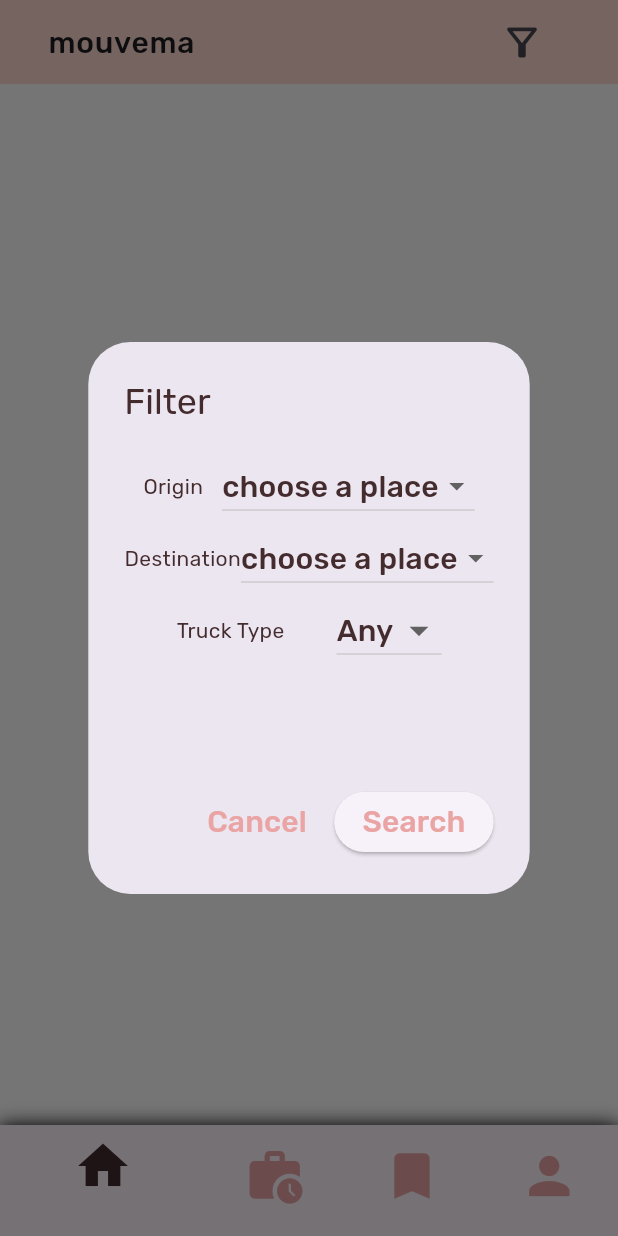
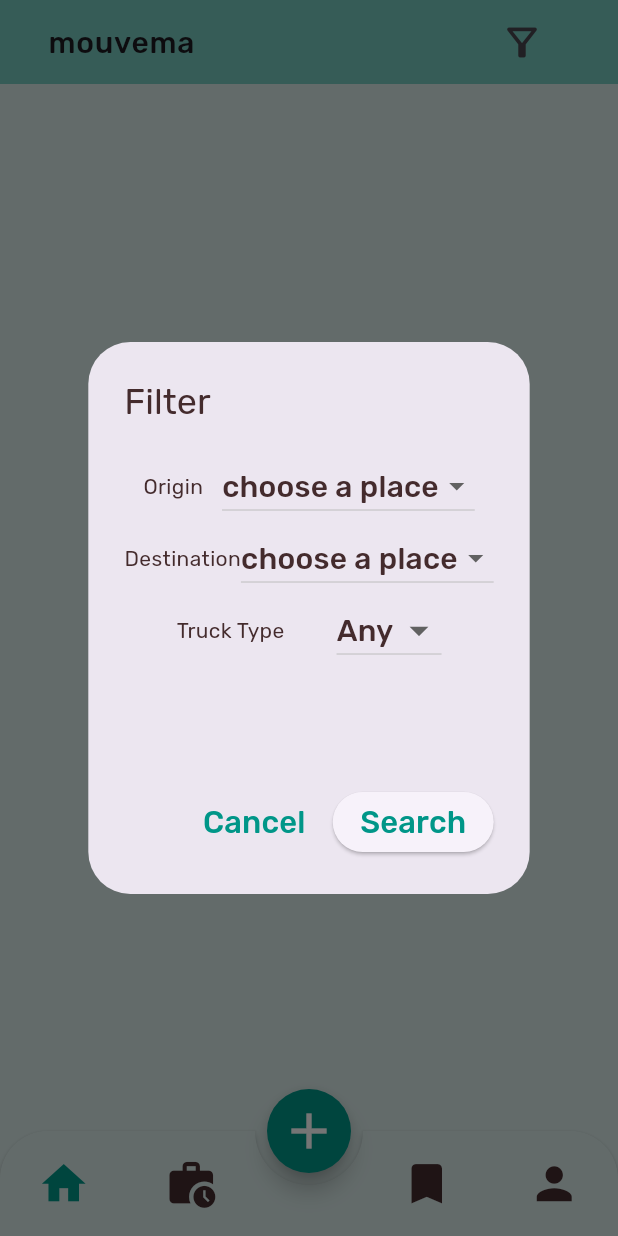
Before and after one commit to Zouuabi/nuitdInfo, a Flutter app: the screen it shows after launch, after a tap on the "filter alt" icon, on a phone screen of 412 x 824 dp. Run offline on Flutter 3.47's test engine with Material 2 defaults, Android fonts, the phone set to English and light mode, and no system bars; drawn by our look-alikes of animated_bottom_navigation_bar; our stand-ins replace cloud_firestore, dartz, device_preview, dot_navigation_bar, equatable, firebase_auth and 10 more; accounts and stored records are empty.

Commit message:
famech moyou3a

```diff
--- a/lib/main.dart
+++ b/lib/main.dart
@@ -3,6 +3,7 @@ import 'package:firebase_core/firebase_core.dart';
 import 'src/data/data_source/remote_data_source/firebase_options.dart';
 import 'src/app.dart';
 import 'src/injector.dart';
+// import 'package:device_preview/device_preview.dart';
 
 void main() async {
   await globalInstances();
--- a/lib/src/app.dart
+++ b/lib/src/app.dart
@@ -1,5 +1,7 @@
+import 'package:device_preview/device_preview.dart';
 import 'package:doft/src/config/themes/themes.dart';
 import 'package:doft/src/presentation/login/pages/login_screen.dart';
+import 'package:doft/src/presentation/main/home/pages/home_screen.dart';
 import 'package:doft/src/presentation/main/main_screen.dart';
 import 'package:doft/src/presentation/register/pages/register_screen.dart';
 import 'package:firebase_auth/firebase_auth.dart';
@@ -14,8 +16,10 @@ class MyApp extends StatelessWidget {
   @override
   Widget build(BuildContext context) {
     return MaterialApp(
+      // locale: DevicePreview.locale(context),
+      // builder: DevicePreview.appBuilder,
       debugShowCheckedModeBanner: false,
-      theme: buildTheme(),
+      theme: buildTheme(context),
       // theme: ThemeData.light().copyWith(
       //     textTheme: TextTheme().copyWith(),
       //     colorScheme: const ColorScheme(
--- a/lib/src/config/themes/themes.dart
+++ b/lib/src/config/themes/themes.dart
@@ -1,37 +1,40 @@
 import 'package:doft/src/core/utils/colors_manager.dart';
 import 'package:flutter/material.dart';
 
-TextTheme _buildShrineTextTheme(TextTheme base) {
+TextTheme _buildShrineTextTheme(TextTheme base, BuildContext context) {
+  final textScaleFactor = MediaQuery.of(context).textScaleFactor;
+  final size = MediaQuery.of(context).size;
   return base
       .copyWith(
         displayMedium: base.displayMedium!.copyWith(
           fontWeight: FontWeight.w500,
+          fontSize: size.width * 0.12,
         ),
         headlineLarge: base.headlineLarge!
-            .copyWith(fontWeight: FontWeight.w500, fontSize: 40),
-        headlineMedium: base.headlineMedium!.copyWith(
-          fontWeight: FontWeight.w500,
-        ),
+            .copyWith(fontWeight: FontWeight.w500, fontSize: size.width * 0.1),
+        headlineMedium:
+            base.headlineMedium!.copyWith(fontWeight: FontWeight.w500),
         headlineSmall: base.headlineSmall!.copyWith(
           fontWeight: FontWeight.w300,
         ),
         titleLarge: base.titleLarge!.copyWith(
-          fontSize: 20,
+          fontSize: 20 * textScaleFactor,
         ),
         titleMedium: base.titleMedium!.copyWith(
-          fontSize: 20,
+          fontSize: 20 * textScaleFactor,
         ),
         bodySmall: base.bodySmall!.copyWith(
           fontWeight: FontWeight.w400,
-          fontSize: 14.0,
+          fontSize: 14.0 * textScaleFactor,
         ),
         bodyLarge: base.bodyLarge!.copyWith(
           fontWeight: FontWeight.w500,
-          fontSize: 16.0,
+          fontSize: 16.0 * textScaleFactor,
         ),
-        labelLarge: base.labelLarge!.copyWith(fontSize: 20.0),
-        labelMedium: base.labelMedium!.copyWith(fontSize: 16.0),
-        labelSmall: base.labelSmall!.copyWith(fontSize: 13.0),
+        labelLarge: base.labelLarge!.copyWith(fontSize: size.width * 0.05),
+        labelMedium:
+            base.labelMedium!.copyWith(fontSize: 16.0 * textScaleFactor),
+        labelSmall: base.labelSmall!.copyWith(fontSize: 13.0 * textScaleFactor),
       )
       .apply(
         fontFamily: 'Rubik',
@@ -40,35 +43,42 @@ TextTheme _buildShrineTextTheme(TextTheme base) {
       );
 }
 
-ThemeData buildTheme() {
+ThemeData buildTheme(BuildContext context) {
   final ThemeData base = ThemeData.light(useMaterial3: true);
   return base.copyWith(
     colorScheme: base.colorScheme.copyWith(
       brightness: Brightness.light,
-      primary: ColorManager.mouvemaPink400,
+      primary: Colors.teal,
       onPrimary: Colors.white,
-      secondary: ColorManager.mouvemaBrown900,
       error: ColorManager.mouvemaErrorRed,
-      outline: ColorManager.mouvemaPink100,
-      surface: const Color.fromARGB(255, 255, 238, 233),
+      outline: const Color.fromARGB(255, 234, 255, 253),
+      surface: const Color.fromARGB(255, 234, 255, 253),
     ),
+    // divider
     dividerColor: ColorManager.mouvemaPink100,
 
     /// App Text Theme
-    textTheme: _buildShrineTextTheme(base.textTheme),
+    textTheme: _buildShrineTextTheme(base.textTheme, context),
     textSelectionTheme: const TextSelectionThemeData(
-      selectionColor: ColorManager.mouvemaPink100,
+      selectionColor: Color.fromARGB(255, 234, 255, 253),
     ),
-    scaffoldBackgroundColor: ColorManager.mouvemaBackgroundWhite,
+    // Scaffold
+    scaffoldBackgroundColor: const Color.fromARGB(255, 216, 233, 231),
 
     appBarTheme: const AppBarTheme(
       foregroundColor: ColorManager.mouvemaBrown900,
-      backgroundColor: ColorManager.mouvemaPink100,
+      backgroundColor: Color.fromARGB(255, 120, 213, 191),
     ),
+    floatingActionButtonTheme: const FloatingActionButtonThemeData(
+        backgroundColor: Colors.teal,
+        foregroundColor: Colors.white,
+        iconSize: 40,
+        shape: CircleBorder(),
+        splashColor: Color.fromARGB(255, 120, 213, 191)),
 
     inputDecorationTheme: InputDecorationTheme(
       filled: true,
-      fillColor: const Color.fromARGB(255, 243, 222, 216),
+      fillColor: const Color.fromARGB(255, 234, 255, 253),
       border: OutlineInputBorder(borderRadius: BorderRadius.circular(20)),
       focusedBorder: OutlineInputBorder(
         borderRadius: BorderRadius.circular(20),
--- a/lib/src/presentation/main/home/pages/home_screen.dart
+++ b/lib/src/presentation/main/home/pages/home_screen.dart
@@ -55,6 +55,7 @@ class HomeScreen extends StatelessWidget {
         },
         child: Scaffold(
           appBar: AppBar(
+            elevation: 4,
             title: ListTile(
                 title: const Text(
                   'mouvema',
@@ -146,7 +147,7 @@ class HomeScreen extends StatelessWidget {
                     itemBuilder: (context, index) {
                       if (index == 0) {
                         // todo : kima add post
-                        return const AddLoad();
+                        return Container();
                       } else {
                         return LoadItem(
                           detailsButton: () {
--- a/lib/src/presentation/main/main_screen.dart
+++ b/lib/src/presentation/main/main_screen.dart
@@ -1,3 +1,5 @@
+import 'package:animated_bottom_navigation_bar/animated_bottom_navigation_bar.dart';
+import 'package:doft/src/config/routes/routes.dart';
 import 'package:doft/src/core/utils/colors_manager.dart';
 import 'package:doft/src/presentation/main/my_loads/my_loads_screen.dart';
 import 'package:firebase_auth/firebase_auth.dart';
@@ -5,6 +7,7 @@ import 'package:flutter/material.dart';
 
 import 'home/pages/home_screen.dart';
 import 'favorite_loads/pages/favorites_screen.dart';
+import 'package:dot_navigation_bar/dot_navigation_bar.dart';
 
 class MainScreen extends StatefulWidget {
   const MainScreen({super.key});
@@ -25,9 +28,44 @@ class _MainScreenState extends State<MainScreen> {
   @override
   Widget build(BuildContext context) {
     return Scaffold(
-      bottomNavigationBar: _getBottomNavigationBar(),
-      body: SafeArea(
-        child: PageView(
+      floatingActionButton: FloatingActionButton(
+        onPressed: () {
+          Navigator.pushNamed(context, Routes.postLoad);
+        },
+        child: const Icon(Icons.add),
+      ),
+      floatingActionButtonLocation: FloatingActionButtonLocation.centerDocked,
+      bottomNavigationBar: AnimatedBottomNavigationBar(
+        iconSize: 35,
+        backgroundColor: const Color.fromARGB(255, 216, 233, 231),
+
+        // borderColor: ColorManager.mouvemaBrown900,
+        // borderWidth: 3,
+        elevation: 2,
+        borderWidth: 5,
+        borderColor: Colors.teal,
+        height: 70,
+        activeColor: Colors.teal,
+        inactiveColor: ColorManager.mouvemaBrown900,
+
+        icons: const [
+          Icons.home,
+          Icons.work_history,
+          Icons.bookmark_outlined,
+          Icons.person
+        ],
+        activeIndex: index,
+        gapLocation: GapLocation.center,
+        notchSmoothness: NotchSmoothness.verySmoothEdge,
+        leftCornerRadius: 32,
+        rightCornerRadius: 32,
+        onTap: (val) => setState(() {
+          index = val;
+          pagecontroller.jumpToPage(index);
+        }),
+        //other params
+      ),
+      body: PageView(
         onPageChanged: (value) {
           setState(() {
             index = value;
@@ -46,7 +84,6 @@ class _MainScreenState extends State<MainScreen> {
                 child: const Text('Log out')),
           )
         ],
-        ),
       ),
     );
   }
@@ -67,8 +104,6 @@ class _MainScreenState extends State<MainScreen> {
               pagecontroller.jumpToPage(index);
             });
           },
-        unselectedItemColor: ColorManager.mouvemaPink400,
-        selectedItemColor: ColorManager.mouvemaBrown900,
           items: const [
             BottomNavigationBarItem(icon: Icon(Icons.home), label: ''),
             BottomNavigationBarItem(icon: Icon(Icons.work_history), label: ''),
@@ -76,7 +111,73 @@ class _MainScreenState extends State<MainScreen> {
                 icon: Icon(Icons.bookmark_outlined), label: ''),
             BottomNavigationBarItem(icon: Icon(Icons.person), label: ''),
           ],
-      ),
-    );
+        ));
   }
+  // DotNavigationBar(
+  //     currentIndex: index,
+  //     onTap: (val) {
+  //       setState(() {
+  //         index = val;
+  //       });
+  //     },
+  //     // dotIndicatorColor: Colors.black,
+  //     items: [
+  //       /// Home
+  //       DotNavigationBarItem(
+  //         icon: Icon(Icons.home),
+  //         selectedColor: Colors.purple,
+  //       ),
+
+  //       /// Likes
+  //       DotNavigationBarItem(
+  //         icon: Icon(Icons.favorite_border),
+  //         selectedColor: Colors.pink,
+  //       ),
+
+  //       /// Search
+  //       DotNavigationBarItem(
+  //         icon: Icon(Icons.search),
+  //         selectedColor: Colors.orange,
+  //       ),
+
+  //       /// Profile
+  //       DotNavigationBarItem(
+  //         icon: Icon(Icons.person),
+  //         selectedColor: Colors.teal,
+  //       ),
+  //     ],
+  //   ),
+
+  // SalomonBottomBar(
+  //       currentIndex: index,
+  //       onTap: (i) => setState(() {
+  //         index = i;
+  //         pagecontroller.jumpToPage(index);
+  //       }),
+  //       items: [
+  //         /// Home
+  //         SalomonBottomBarItem(
+  //           icon: Icon(Icons.home),
+  //           title: Text("Home"),
+  //         ),
+
+  //         /// Likes
+  //         SalomonBottomBarItem(
+  //           icon: Icon(Icons.favorite_border),
+  //           title: Text("Likes"),
+  //         ),
+
+  //         /// Search
+  //         SalomonBottomBarItem(
+  //           icon: Icon(Icons.search),
+  //           title: Text("Search"),
+  //         ),
+
+  //         /// Profile
+  //         SalomonBottomBarItem(
+  //           icon: Icon(Icons.person),
+  //           title: Text("Profile"),
+  //         ),
+  //       ],
+  //     ),
 }
--- a/lib/src/presentation/main/my_loads/my_loads_screen.dart
+++ b/lib/src/presentation/main/my_loads/my_loads_screen.dart
@@ -21,8 +21,9 @@ class MyLoadsScreen extends StatelessWidget {
           MyLoadsCubit(instance<RepositoryImpl>()),
       child: Scaffold(
         appBar: AppBar(
+          elevation: 4,
           title: const Text(
-            'My Posts',
+            'My Laods',
           ),
           centerTitle: true,
         ),
--- a/lib/src/presentation/main/post_load/widgets/details_input.dart
+++ b/lib/src/presentation/main/post_load/widgets/details_input.dart
@@ -218,7 +218,7 @@ class _LoadDetailsFormState extends State<LoadDetailsForm> {
                 },
                 child: const Text('Cancel')),
             const SizedBox(width: 20),
-            ElevatedButton(
+            FilledButton(
                 onPressed: () {
                   if (_checkForm()) {
                     widget.onFormSubmited(Load(
--- a/lib/src/presentation/register/pages/register_screen.dart
+++ b/lib/src/presentation/register/pages/register_screen.dart
@@ -53,8 +53,6 @@ class RegisterScreen extends StatelessWidget {
               }
             },
             builder: (context, state) {
-              var mycubit = BlocProvider.of<RegisterCubit>(context);
-
               return Column(
                 mainAxisAlignment: MainAxisAlignment.center,
                 crossAxisAlignment: CrossAxisAlignment.start,
--- a/pubspec.yaml
+++ b/pubspec.yaml
@@ -9,9 +9,12 @@ environment:
   sdk: '>=3.0.5 <4.0.0'
 
 dependencies:
+  animated_bottom_navigation_bar: ^1.2.0
   cloud_firestore: ^4.8.4
   cupertino_icons: ^1.0.2
   dartz: ^0.10.1
+  device_preview: ^1.1.0
+  dot_navigation_bar: ^1.0.2
   equatable: ^2.0.5
   firebase_auth: ^4.7.2
   firebase_core: ^2.15.0
@@ -26,6 +29,7 @@ dependencies:
   http: ^1.1.0
   image_picker: ^1.0.1
   internet_connection_checker: ^1.0.0+1
+  salomon_bottom_bar: ^3.3.2
   timeline_tile: ^2.0.0
 
 dev_dependencies:
```
Also changed, not shown: lib/src/presentation/login/cubit/login_cubit.dart (+34 -37 lines), lib/src/presentation/login/cubit/login_state.dart (+9 -26 lines), lib/src/presentation/login/pages/login_screen.dart (+20 -29 lines), lib/src/presentation/main/load_details/widgets/details.dart (+5 -7 lines), pubspec.lock, 1 other file. Lines whose indentation alone changed are shown as unchanged.
